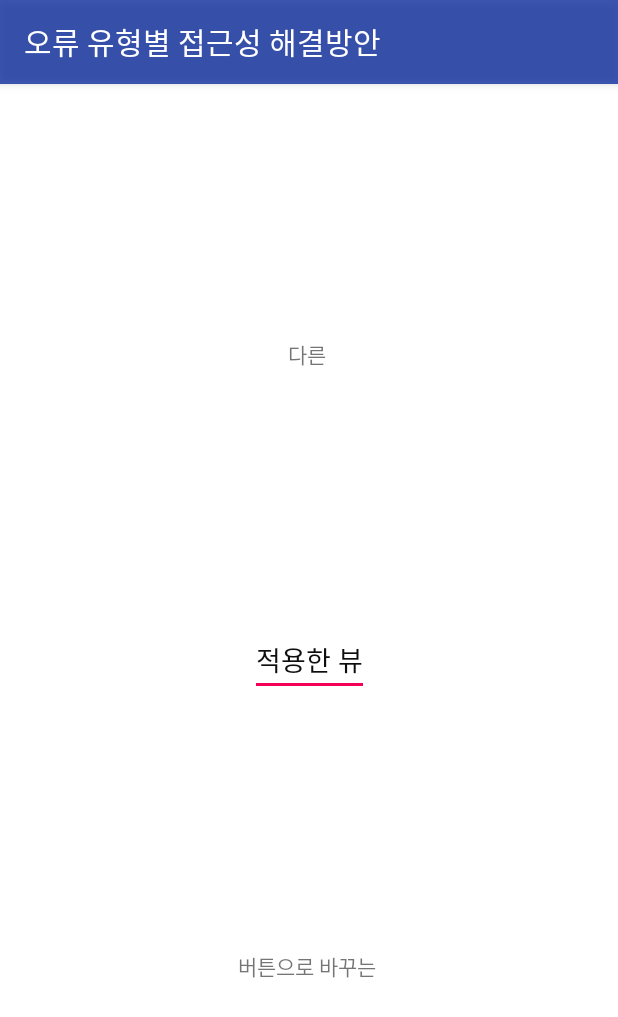
After one commit to khsbory/android-accessibility-demos, an Android app: the TestActivity screen opened directly, with no data from a screen before it, on a phone screen of 412 x 824 dp. The commit adds this screen. Shown: the top 1017 px of the screen. Run offline under Robolectric (Android 15) with nearby library versions, the phone set to English and light mode, and no system bars.

Commit message:
ADD TestActivity.kt

```diff
--- a/app/src/main/java/com/nvisions/solutionsforaccessibility/DragAndDrop/DragListAdapter1.kt
+++ b/app/src/main/java/com/nvisions/solutionsforaccessibility/DragAndDrop/DragListAdapter1.kt
@@ -41,6 +41,8 @@ class DragListAdapter1 (val context: Context, val items: ArrayList<Int>) : Recyc
                 Toast.makeText(context, items[adapterPosition].toString() + " 클릭함", Toast.LENGTH_LONG).show()
             }
             contentText.accessibilityDelegate = object : View.AccessibilityDelegate() {
+
+
                 override fun onInitializeAccessibilityNodeInfo(host: View?, info: AccessibilityNodeInfo?) {
                     super.onInitializeAccessibilityNodeInfo(host, info)
                     info?.className = SeekBar::class.java.name
--- a/app/src/main/java/com/nvisions/solutionsforaccessibility/RatingBar/RatingBarActivity.kt
+++ b/app/src/main/java/com/nvisions/solutionsforaccessibility/RatingBar/RatingBarActivity.kt
@@ -3,7 +3,12 @@ package com.nvisions.solutionsforaccessibility.RatingBar
 import android.content.Intent
 import androidx.appcompat.app.AppCompatActivity
 import android.os.Bundle
+import android.util.Log
 import android.view.MenuItem
+import android.view.View
+import android.view.accessibility.AccessibilityEvent
+import android.view.accessibility.AccessibilityNodeInfo
+import android.widget.Toast
 import com.nvisions.solutionsforaccessibility.R
 import kotlinx.android.synthetic.main.rating_bar_activity.*
 
@@ -29,6 +34,7 @@ class RatingBarActivity : AppCompatActivity() {
             val intent = Intent(applicationContext, RatingBarGoodActivity::class.java)
             startActivity(intent)
         }
+
     }
 
     override fun onOptionsItemSelected(item: MenuItem): Boolean {
--- a/app/src/main/java/com/nvisions/solutionsforaccessibility/RatingBar/RatingBarGoodActivity.kt
+++ b/app/src/main/java/com/nvisions/solutionsforaccessibility/RatingBar/RatingBarGoodActivity.kt
@@ -3,6 +3,7 @@ package com.nvisions.solutionsforaccessibility.RatingBar
 import android.os.Bundle
 import android.view.MenuItem
 import android.view.View
+import android.view.accessibility.AccessibilityEvent
 import android.view.accessibility.AccessibilityManager
 import android.view.accessibility.AccessibilityNodeInfo
 import android.widget.SeekBar
@@ -27,7 +28,8 @@ class RatingBarGoodActivity : AppCompatActivity() {
                 super.onInitializeAccessibilityNodeInfo(host, info)
                 info?.className = SeekBar::class.java.name
             }
-        })
+
+       })
 
         ratingBar2.setOnRatingBarChangeListener { ratingBar, rating, fromUser ->
             if (accessibilityManager.isEnabled) { //접근성이 활성화 되어 있는 경우
@@ -43,4 +45,6 @@ class RatingBarGoodActivity : AppCompatActivity() {
         }
         return super.onOptionsItemSelected(item)
     }
+
+
 }
--- /dev/null
+++ b/app/src/main/java/com/nvisions/solutionsforaccessibility/Test/TestActivity.kt
@@ -0,0 +1,47 @@
+package com.nvisions.solutionsforaccessibility.Test
+
+import androidx.appcompat.app.AppCompatActivity
+import android.os.Bundle
+import android.util.Log
+import android.view.View
+import android.view.accessibility.AccessibilityEvent
+import android.widget.Button
+import android.widget.RadioButton
+import android.widget.Toast
+import com.nvisions.solutionsforaccessibility.R
+import kotlinx.android.synthetic.main.activity_test.*
+
+class TestActivity : AppCompatActivity() {
+    override fun onCreate(savedInstanceState: Bundle?) {
+        super.onCreate(savedInstanceState)
+        setContentView(R.layout.activity_test)
+        textView13.accessibilityDelegate = object : View.AccessibilityDelegate() {
+            override fun onInitializeAccessibilityEvent(host: View?, event: AccessibilityEvent?) {
+                super.onInitializeAccessibilityEvent(host, event)
+                when(event?.eventType) {
+                    AccessibilityEvent.TYPE_VIEW_ACCESSIBILITY_FOCUSED -> Toast.makeText(applicationContext, "type view accessibility focused", Toast.LENGTH_LONG).show()
+                    AccessibilityEvent.TYPE_VIEW_ACCESSIBILITY_FOCUS_CLEARED  -> Toast.makeText(applicationContext, "TYPE VIEW ACCESSIBILITY FOCUS CLEARED ", Toast.LENGTH_LONG).show()
+                    AccessibilityEvent.TYPE_VIEW_HOVER_ENTER -> Toast.makeText(applicationContext, "TYPE VIEW HOVER ENTER", Toast.LENGTH_LONG).show()
+                    AccessibilityEvent.TYPE_VIEW_HOVER_EXIT  -> Toast.makeText(applicationContext, "TYPE VIEW HOVER EXIT ", Toast.LENGTH_LONG).show()
+                    AccessibilityEvent.TYPE_VIEW_FOCUSED -> Toast.makeText(applicationContext, "TYPE VIEW FOCUSED", Toast.LENGTH_LONG).show()
+                    AccessibilityEvent.TYPE_VIEW_CLICKED -> Toast.makeText(applicationContext, "TYPE VIEW CLICKED", Toast.LENGTH_LONG).show()
+                    AccessibilityEvent.TYPE_VIEW_TEXT_CHANGED -> Toast.makeText(applicationContext, "TYPE VIEW TEXT CHANGED", Toast.LENGTH_LONG).show()
+                    AccessibilityEvent.TYPE_VIEW_TEXT_SELECTION_CHANGED -> Toast.makeText(applicationContext, "TYPE VIEW TEXT SELECTION CHANGED", Toast.LENGTH_LONG).show()
+                }
+            }
+
+        }
+        //포커스가될때 버튼으로 읽게 -> event.classname = button
+        textView11.accessibilityDelegate = object : View.AccessibilityDelegate() {
+            override fun onInitializeAccessibilityEvent(host: View?, event: AccessibilityEvent?) {
+                super.onInitializeAccessibilityEvent(host, event)
+                if(event?.eventType == AccessibilityEvent.TYPE_VIEW_ACCESSIBILITY_FOCUSED ) {
+                    Log.d("mytag", event?.className.toString())
+                    event?.className = Button::class.java.name
+                }
+
+            }
+
+        }
+    }
+}
--- a/app/src/main/res/layout/activity_main.xml
+++ b/app/src/main/res/layout/activity_main.xml
@@ -173,5 +173,11 @@
         android:id="@+id/GoExample_fullscreen_fragment_layer"
         android:layout_gravity="center"
         android:text="전체 화면 프래그먼트 접근성" />
+
+    <Button
+        android:id="@+id/testButton"
+        android:layout_width="match_parent"
+        android:layout_height="wrap_content"
+        android:text="테스트" />
 </LinearLayout>
 </ScrollView>
--- /dev/null
+++ b/app/src/main/res/layout/activity_test.xml
@@ -0,0 +1,40 @@
+<?xml version="1.0" encoding="utf-8"?>
+<androidx.constraintlayout.widget.ConstraintLayout xmlns:android="http://schemas.android.com/apk/res/android"
+    xmlns:app="http://schemas.android.com/apk/res-auto"
+    xmlns:tools="http://schemas.android.com/tools"
+    android:layout_width="match_parent"
+    android:layout_height="match_parent"
+    tools:context=".Test.TestActivity">
+
+    <TextView
+        android:id="@+id/textView12"
+        android:layout_width="wrap_content"
+        android:layout_height="wrap_content"
+        android:text="다른 "
+        app:layout_constraintBottom_toTopOf="@+id/textView13"
+        app:layout_constraintEnd_toEndOf="parent"
+        app:layout_constraintHorizontal_bias="0.5"
+        app:layout_constraintStart_toStartOf="parent"
+        app:layout_constraintTop_toTopOf="parent" />
+
+    <EditText
+        android:id="@+id/textView13"
+        android:layout_width="wrap_content"
+        android:layout_height="wrap_content"
+        android:text="적용한 뷰"
+        app:layout_constraintBottom_toTopOf="@id/textView11"
+        app:layout_constraintEnd_toEndOf="parent"
+        app:layout_constraintHorizontal_bias="0.5"
+        app:layout_constraintStart_toStartOf="parent"
+        app:layout_constraintTop_toBottomOf="@+id/textView12" />
+
+    <TextView
+        android:id="@+id/textView11"
+        android:layout_width="wrap_content"
+        android:layout_height="wrap_content"
+        android:text="버튼으로 바꾸는 "
+        app:layout_constraintBottom_toBottomOf="parent"
+        app:layout_constraintEnd_toEndOf="parent"
+        app:layout_constraintStart_toStartOf="parent"
+        app:layout_constraintTop_toBottomOf="@+id/textView13" />
+</androidx.constraintlayout.widget.ConstraintLayout>
--- a/app/src/main/res/layout/rating_bar_activity.xml
+++ b/app/src/main/res/layout/rating_bar_activity.xml
@@ -32,5 +32,6 @@
             android:layout_width="match_parent"
             android:layout_height="wrap_content"
             android:text="@string/goodExample" />
+
     </LinearLayout>
 </androidx.constraintlayout.widget.ConstraintLayout>
```
Also changed, not shown: app/src/main/AndroidManifest.xml (+8 -6 lines), app/src/main/java/com/nvisions/solutionsforaccessibility/MainActivity.java (+12 -0 lines).
